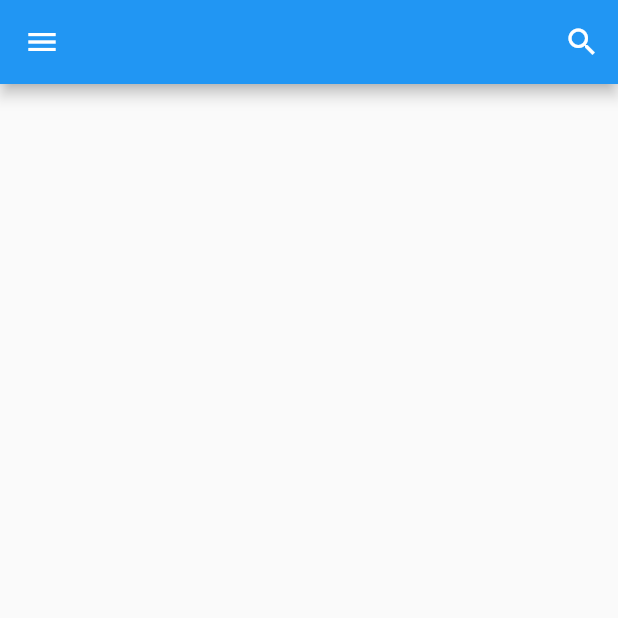
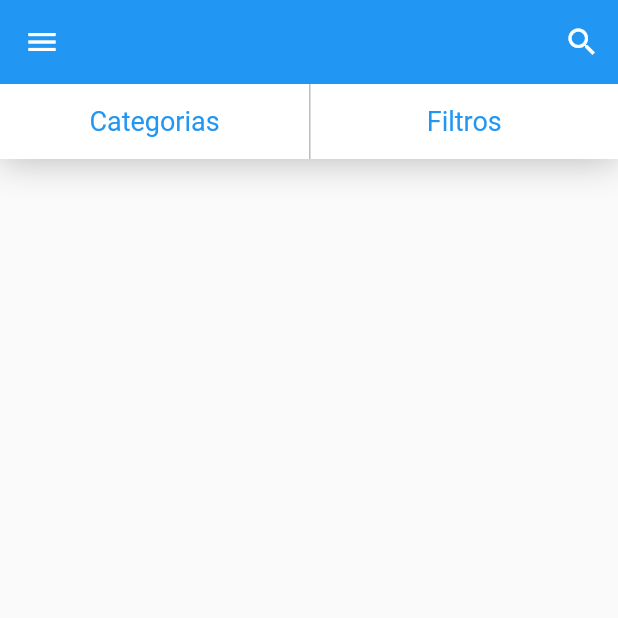
Before and after one commit to Ariosmaia/Projeto-Clone-OLX, a Flutter app: the screen it shows after launch, on a phone screen of 412 x 824 dp, the top half of it. Run offline on Flutter 3.47's test engine with Material 2 defaults, Android fonts, the phone set to English and light mode, and no system bars; our stand-ins replace rxdart.

Commit message:
Botões TopBar Categorias e Filtros

```diff
--- a/lib/screens/home/home_screen.dart
+++ b/lib/screens/home/home_screen.dart
@@ -3,6 +3,7 @@ import 'package:provider/provider.dart';
 import 'package:xlo/blocs/home_bloc.dart';
 import 'package:xlo/common/custom_drawer/custom_drawer.dart';
 import 'package:xlo/screens/home/widgets/search_dialog.dart';
+import 'package:xlo/screens/home/widgets/top_bar.dart';
 
 class HomeScreen extends StatefulWidget {
   @override
@@ -32,6 +33,7 @@ class _HomeScreenState extends State<HomeScreen> {
 
     return Scaffold(
       appBar: AppBar(
+        elevation: 0,
         title: StreamBuilder<String>(
             stream: _homeBLoc.outSearch,
             initialData: '',
@@ -76,6 +78,11 @@ class _HomeScreenState extends State<HomeScreen> {
         ],
       ),
       drawer: CustomDrawer(),
+      body: Column(
+        children: <Widget>[
+          TopBar(),
+        ],
+      ),
     );
   }
 }
--- /dev/null
+++ b/lib/screens/home/widgets/bar_button.dart
@@ -0,0 +1,31 @@
+import 'package:flutter/material.dart';
+
+class BarButton extends StatelessWidget {
+  final BoxDecoration boxDecoration;
+  final String label;
+  final VoidCallback onPressed;
+
+  const BarButton({Key key, this.boxDecoration, this.label, this.onPressed})
+      : super(key: key);
+  @override
+  Widget build(BuildContext context) {
+    return Expanded(
+      child: GestureDetector(
+        onTap: onPressed,
+        child: Container(
+          height: 50,
+          alignment: Alignment.center,
+          padding: const EdgeInsets.symmetric(horizontal: 16),
+          decoration: boxDecoration,
+          child: Text(
+            label,
+            // Corta o texto com 3 pontinhos
+            overflow: TextOverflow.ellipsis,
+            style: TextStyle(
+                color: Colors.blue, fontSize: 18, fontWeight: FontWeight.w400),
+          ),
+        ),
+      ),
+    );
+  }
+}
--- /dev/null
+++ b/lib/screens/home/widgets/top_bar.dart
@@ -0,0 +1,40 @@
+import 'package:flutter/material.dart';
+
+import 'bar_button.dart';
+
+class TopBar extends StatelessWidget {
+  @override
+  Widget build(BuildContext context) {
+    return Container(
+      decoration: BoxDecoration(boxShadow: [
+        BoxShadow(
+          color: Colors.grey[400],
+          blurRadius: 20.0,
+          //Deslocamento de x e y
+          offset: Offset(0, 2),
+        ),
+      ]),
+      child: Row(
+        children: <Widget>[
+          BarButton(
+            label: 'Categorias',
+            boxDecoration: BoxDecoration(color: Colors.white),
+            onPressed: () {},
+          ),
+          BarButton(
+            label: 'Filtros',
+            boxDecoration: BoxDecoration(
+              color: Colors.white,
+              border: Border(
+                left: BorderSide(
+                  color: Colors.grey[400],
+                ),
+              ),
+            ),
+            onPressed: () {},
+          ),
+        ],
+      ),
+    );
+  }
+}
```
